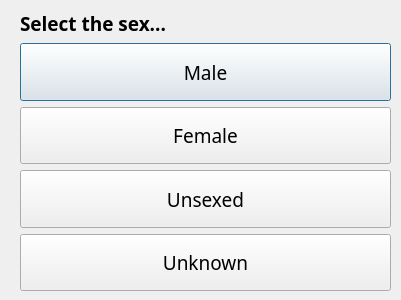
aliciabillings-noaa/CLAMS, file ui/SexSelUnknownDlg.ui: the form before one commit.
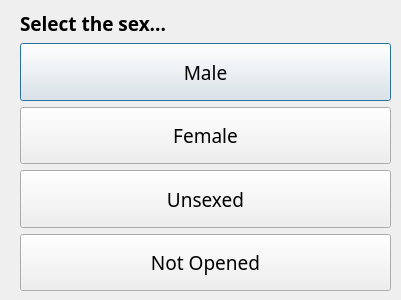
The form after the commit.

Commit message: removing additional sex dialog and updating label of one

Diff of the .ui file:
```diff
--- a/ui/SexSelUnknownDlg.ui
+++ b/ui/SexSelUnknownDlg.ui
@@ -134,7 +134,7 @@
        </font>
       </property>
       <property name="text">
-       <string>Unknown</string>
+       <string>Not Opened</string>
       </property>
      </widget>
     </item>
```
The commit also changes 3 other files.
